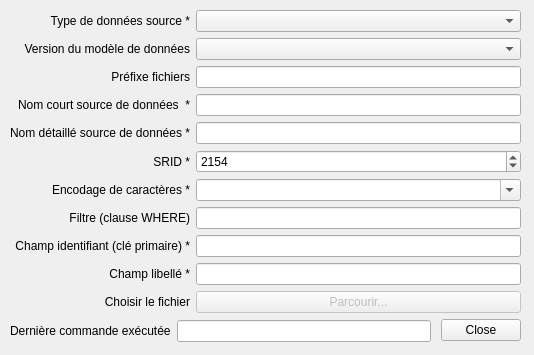
Above: forms/Ui_import_zoning_dialog.ui from datagistips/territoires-ville.TempusAccess before the change. Below: the same form after it.
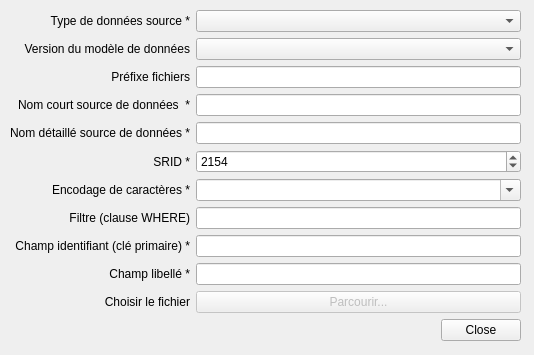
That is the form after the change.

Commit message: Remove lineEdits in forms and put SQL commands in an external file

What changed in the file:
```diff
--- a/forms/Ui_import_zoning_dialog.ui
+++ b/forms/Ui_import_zoning_dialog.ui
@@ -204,28 +204,6 @@
     </item>
    </layout>
   </widget>
-  <widget class="QWidget" name="layoutWidget_2">
-   <property name="geometry">
-    <rect>
-     <x>10</x>
-     <y>320</y>
-     <width>421</width>
-     <height>22</height>
-    </rect>
-   </property>
-   <layout class="QHBoxLayout" name="horizontalLayout">
-    <item>
-     <widget class="QLabel" name="label_10">
-      <property name="text">
-       <string>Dernière commande exécutée</string>
-      </property>
-     </widget>
-    </item>
-    <item>
-     <widget class="QLineEdit" name="lineEditCommand"/>
-    </item>
-   </layout>
-  </widget>
   <widget class="QDialogButtonBox" name="buttonBox">
    <property name="geometry">
     <rect>
```
The commit also changes 45 other files.
